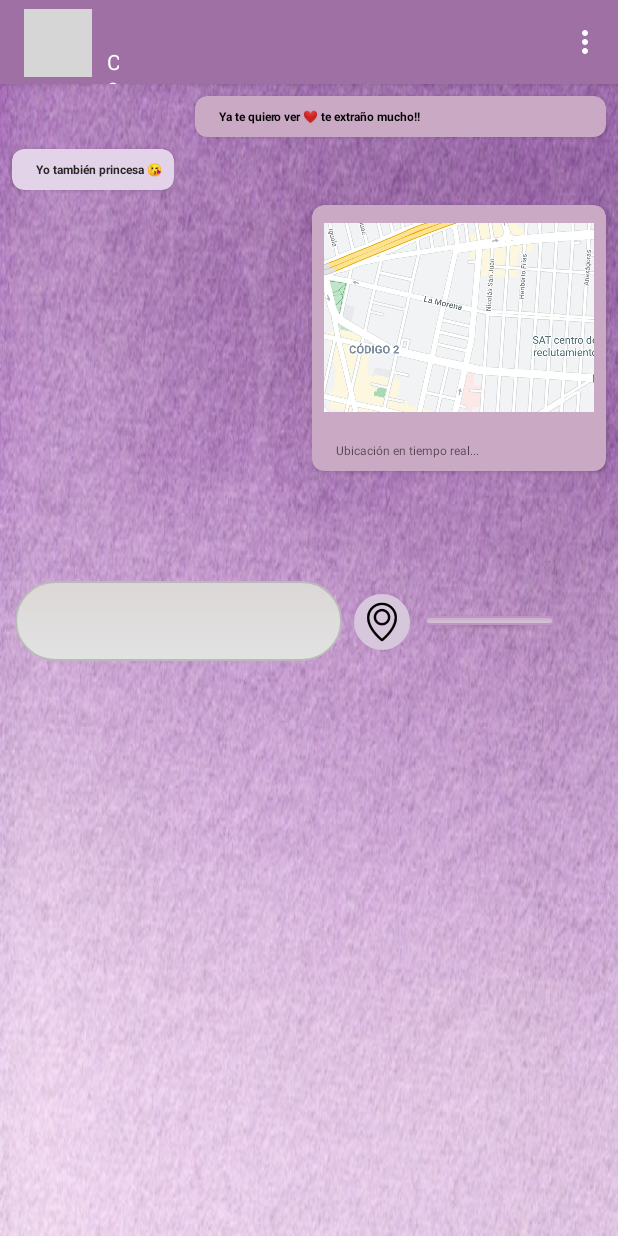
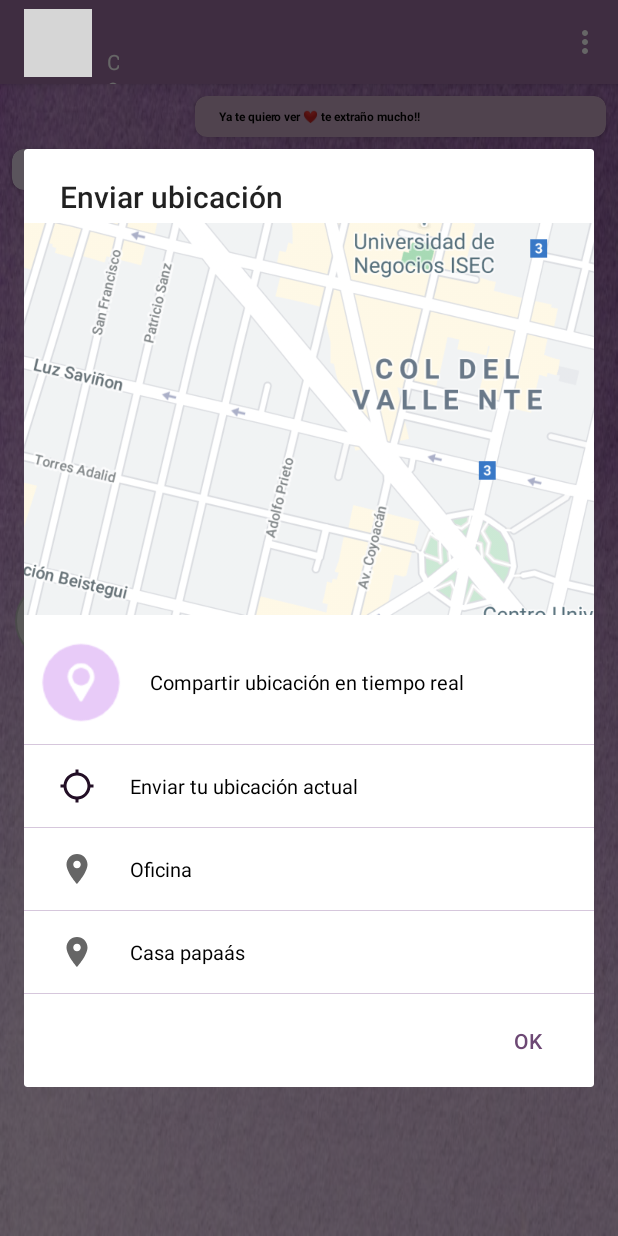
Before and after one commit to anjeprol/MyChatUtils, an Android app: the ConversationActivity screen opened directly, with no data from a screen before it, after a tap on an icon or button, on a phone screen of 412 x 824 dp. Run offline under Robolectric (Android 15) with nearby library versions, the phone set to English and light mode, and no system bars; 1 statement that could not run was skipped; grey boxes are pictures that could not be loaded.

Commit message:
added dialog for maps

```diff
--- a/app/build.gradle
+++ b/app/build.gradle
@@ -30,6 +30,7 @@ dependencies {
     implementation 'androidx.navigation:navigation-fragment:2.1.0'
     implementation 'androidx.navigation:navigation-ui:2.1.0'
     implementation 'androidx.cardview:cardview:1.0.0'
+    implementation 'androidx.legacy:legacy-support-v4:1.0.0'
     testImplementation 'junit:junit:4.12'
     androidTestImplementation 'androidx.test.ext:junit:1.1.2'
     androidTestImplementation 'androidx.test.espresso:espresso-core:3.3.0'
--- a/app/src/main/java/com/addv/mychatutils/ConversationActivity.java
+++ b/app/src/main/java/com/addv/mychatutils/ConversationActivity.java
@@ -1,10 +1,14 @@
 package com.addv.mychatutils;
 
+import android.content.Context;
+import android.content.DialogInterface;
 import android.os.Bundle;
 
+import androidx.appcompat.app.AlertDialog;
 import androidx.appcompat.app.AppCompatActivity;
 import androidx.appcompat.widget.Toolbar;
 import androidx.cardview.widget.CardView;
+import androidx.fragment.app.Fragment;
 
 import android.os.Handler;
 import android.view.Menu;
@@ -63,6 +67,8 @@ public class ConversationActivity extends AppCompatActivity implements View.OnCl
         mSend_bt.setOnClickListener(this);
         status = toolbar.findViewById(R.id.status);
 
+
+
         profile.setText(name);
         status.setText("");
         avatar.setImageResource(sergio);
@@ -78,12 +84,33 @@ public class ConversationActivity extends AppCompatActivity implements View.OnCl
             case R.id.send:
                 sendMsg(messageET.getText().toString());
                 break;
-            case R.id.locationIV:
+            case R.id.locationIV: // Llamar aqui el fragmento
                 sentCV = findViewById(R.id.msg_send02);
-                sentCV.setVisibility(View.VISIBLE);
-                focusOnView(sentCV);
+                showAlertDialogButtonClicked();
+                //sentCV.setVisibility(View.VISIBLE);
+                //focusOnView(sentCV);
                 break;
         }
+    }
+
+    public void showAlertDialogButtonClicked() {
+        // create an alert builder
+        AlertDialog.Builder builder = new AlertDialog.Builder(this);
+        builder.setTitle("Enviar ubicación");
+        // set the custom layout
+        final View customLayout = getLayoutInflater().inflate(R.layout.map_pop_up, null);
+        builder.setView(customLayout);
+        // add a button
+        builder.setPositiveButton("OK", new DialogInterface.OnClickListener() {
+            @Override
+            public void onClick(DialogInterface dialog, int which) {
+                // send data from the AlertDialog to the Activity
+
+            }
+        });
+        // create and show the alert dialog
+        AlertDialog dialog = builder.create();
+        dialog.show();
     }
 
     public void sendMsg(String msg) {
--- /dev/null
+++ b/app/src/main/res/drawable/ic_baseline_location_on_24.xml
@@ -0,0 +1,10 @@
+<vector xmlns:android="http://schemas.android.com/apk/res/android"
+    android:width="24dp"
+    android:height="24dp"
+    android:viewportWidth="24"
+    android:viewportHeight="24"
+    android:tint="?attr/colorControlNormal">
+  <path
+      android:fillColor="@color/bg_msg_preview"
+      android:pathData="M12,2C8.13,2 5,5.13 5,9c0,5.25 7,13 7,13s7,-7.75 7,-13c0,-3.87 -3.13,-7 -7,-7zM12,11.5c-1.38,0 -2.5,-1.12 -2.5,-2.5s1.12,-2.5 2.5,-2.5 2.5,1.12 2.5,2.5 -1.12,2.5 -2.5,2.5z"/>
+</vector>
--- /dev/null
+++ b/app/src/main/res/drawable/ic_location_searching.xml
@@ -0,0 +1,5 @@
+<vector android:height="24dp" android:tint="#230F26"
+    android:viewportHeight="24" android:viewportWidth="24"
+    android:width="24dp" xmlns:android="http://schemas.android.com/apk/res/android">
+    <path android:fillColor="@android:color/white" android:pathData="M20.94,11c-0.46,-4.17 -3.77,-7.48 -7.94,-7.94V1h-2v2.06C6.83,3.52 3.52,6.83 3.06,11H1v2h2.06c0.46,4.17 3.77,7.48 7.94,7.94V23h2v-2.06c4.17,-0.46 7.48,-3.77 7.94,-7.94H23v-2h-2.06zM12,19c-3.87,0 -7,-3.13 -7,-7s3.13,-7 7,-7 7,3.13 7,7 -3.13,7 -7,7z"/>
+</vector>
--- a/app/src/main/res/layout/activity_conversation.xml
+++ b/app/src/main/res/layout/activity_conversation.xml
@@ -66,6 +66,7 @@
         android:orientation="horizontal">
 
         <LinearLayout
+            android:id="@+id/fragment_frame"
             android:layout_width="match_parent"
             android:layout_height="wrap_content"
             android:orientation="vertical">
@@ -235,9 +236,9 @@
                     android:orientation="vertical">
 
                     <ImageView
-                        android:layout_gravity="center"
                         android:layout_width="180dp"
                         android:layout_height="150dp"
+                        android:layout_gravity="center"
                         android:src="@drawable/location_sent" />
 
                     <TextView
@@ -247,8 +248,7 @@
                         android:layout_marginLeft="@dimen/margin_sides"
                         android:layout_marginTop="@dimen/top_text_views"
                         android:hint="@string/ubicacio_n_en_tiempo_real"
-                        android:textSize="@dimen/text_size_title"
-                        />
+                        android:textSize="@dimen/text_size_title" />
 
                 </LinearLayout>
 
--- /dev/null
+++ b/app/src/main/res/layout/map_pop_up.xml
@@ -0,0 +1,123 @@
+<?xml version="1.0" encoding="utf-8"?>
+<LinearLayout xmlns:android="http://schemas.android.com/apk/res/android"
+    android:layout_width="match_parent"
+    android:layout_height="match_parent"
+    android:background="#FFFFFF"
+    android:orientation="vertical">
+
+    <ImageView
+        android:layout_width="wrap_content"
+        android:layout_height="269dp"
+        android:src="@drawable/map" />
+
+    <LinearLayout
+        android:layout_width="match_parent"
+        android:layout_height="wrap_content"
+        android:divider="@color/divider"
+        android:orientation="horizontal">
+
+        <ImageView
+            android:layout_width="76dp"
+            android:layout_height="82dp"
+            android:src="@drawable/ic_live_location" />
+
+        <TextView
+            android:layout_width="match_parent"
+            android:layout_height="wrap_content"
+            android:layout_gravity="end|center"
+            android:layout_marginLeft="@dimen/margin_sides"
+            android:text="@string/compartir_ubicaci_n_en_tiempo_real"
+            android:textColor="#000000"
+            android:textSize="13dp"/>
+
+    </LinearLayout>
+    <LinearLayout
+        android:layout_width="match_parent"
+        android:layout_height="1px"
+        android:background="@color/divider"
+        />
+    <LinearLayout
+        android:layout_width="match_parent"
+        android:layout_height="wrap_content"
+        android:divider="@color/divider"
+        android:orientation="horizontal">
+
+        <ImageView
+            android:layout_width="wrap_content"
+            android:layout_height="wrap_content"
+            android:padding="15dp"
+            android:layout_marginLeft="@dimen/margin_sides"
+            android:src="@drawable/ic_location_searching" />
+
+        <TextView
+            android:layout_width="match_parent"
+            android:layout_height="wrap_content"
+            android:layout_gravity="end|center"
+            android:layout_marginLeft="@dimen/margin_sides"
+            android:text="@string/dir1"
+            android:textColor="#000000"
+            android:textSize="13dp" />
+
+    </LinearLayout>
+    <LinearLayout
+        android:layout_width="match_parent"
+        android:layout_height="1px"
+        android:background="@color/divider"
+        />
+    <LinearLayout
+        android:layout_width="match_parent"
+        android:layout_height="wrap_content"
+        android:divider="@color/divider"
+        android:orientation="horizontal">
+
+        <ImageView
+            android:layout_width="wrap_content"
+            android:layout_height="wrap_content"
+            android:padding="15dp"
+            android:layout_marginLeft="@dimen/margin_sides"
+            android:src="@drawable/ic_baseline_location_on_24" />
+
+        <TextView
+            android:layout_width="match_parent"
+            android:layout_height="wrap_content"
+            android:layout_gravity="end|center"
+            android:layout_marginLeft="@dimen/margin_sides"
+            android:text="@string/dir2"
+            android:textColor="#000000"
+            android:textSize="13dp" />
+
+    </LinearLayout>
+    <LinearLayout
+        android:layout_width="match_parent"
+        android:layout_height="1px"
+        android:background="@color/divider"
+        />
+    <LinearLayout
+        android:layout_width="match_parent"
+        android:layout_height="wrap_content"
+        android:divider="@color/divider"
+        android:orientation="horizontal">
+
+        <ImageView
+            android:layout_width="wrap_content"
+            android:layout_height="wrap_content"
+            android:padding="15dp"
+            android:layout_marginLeft="@dimen/margin_sides"
+            android:src="@drawable/ic_baseline_location_on_24" />
+
+        <TextView
+            android:layout_width="match_parent"
+            android:layout_height="wrap_content"
+            android:layout_gravity="end|center"
+            android:layout_marginLeft="@dimen/margin_sides"
+            android:text="@string/dir3"
+            android:textColor="#000000"
+            android:textSize="13dp" />
+
+    </LinearLayout>
+    <LinearLayout
+        android:layout_width="match_parent"
+        android:layout_height="1px"
+        android:background="@color/divider"
+        />
+</LinearLayout>
--- a/app/src/main/res/values/strings.xml
+++ b/app/src/main/res/values/strings.xml
@@ -9,4 +9,10 @@
     <string name="ubicacio_n_en_tiempo_real">Ubicación en tiempo real...</string>
     <string name="Mensaje_1_ella">Ya te quiero ver ❤️ te extraño mucho!! </string>
     <string name="mensaje_el_resp">Yo también princesa 😘 </string>
+    <!-- TODO: Remove or change this placeholder text -->
+    <string name="hello_blank_fragment">Hello blank fragment</string>
+    <string name="compartir_ubicaci_n_en_tiempo_real">Compartir ubicación en tiempo real</string>
+    <string name="dir1">Enviar tu ubicación actual</string>
+    <string name="dir2">Oficina</string>
+    <string name="dir3">Casa papaás</string>
 </resources>
```
Also changed, not shown: app/src/main/res/drawable/ic_live_location.png (added), app/src/main/res/drawable/map.png (added), app/src/main/res/drawable/map2.png (added).
